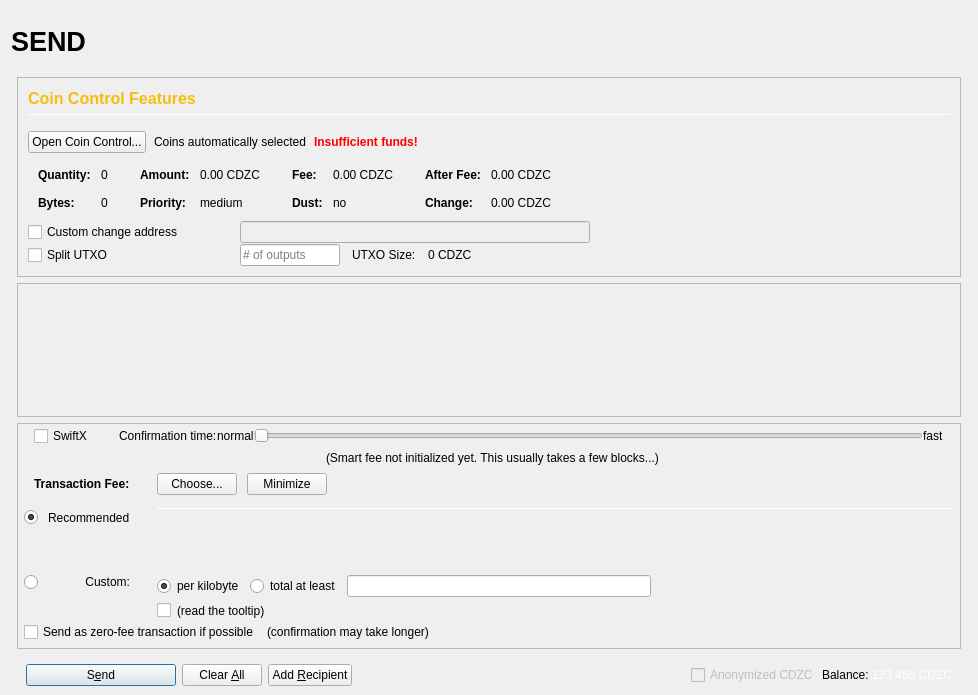
This is src/qt/forms/sendcoinsdialog.ui in PBiX-Devs/NewWORM as Qt 5 draws it before an edit. The edited form follows.
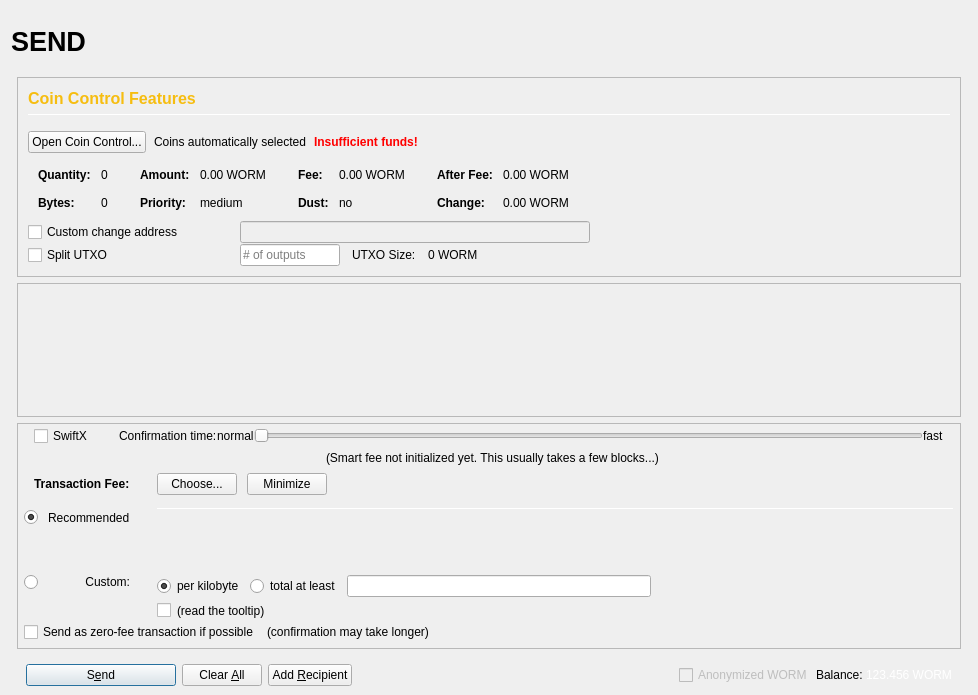
This is the edited form. Icons and pictures are not drawn. Custom widgets are drawn as their Qt base class.

Patch:
```diff
--- a/src/qt/forms/sendcoinsdialog.ui
+++ b/src/qt/forms/sendcoinsdialog.ui
@@ -493,7 +493,7 @@
                         <enum>Qt::ActionsContextMenu</enum>
                        </property>
                        <property name="text">
-                        <string notr="true">0.00 CDZC</string>
+                        <string notr="true">0.00 WORM</string>
                        </property>
                        <property name="textInteractionFlags">
                         <set>Qt::LinksAccessibleByMouse|Qt::TextSelectableByKeyboard|Qt::TextSelectableByMouse</set>
@@ -573,7 +573,7 @@
                         <enum>Qt::ActionsContextMenu</enum>
                        </property>
                        <property name="text">
-                        <string notr="true">0.00 CDZC</string>
+                        <string notr="true">0.00 WORM</string>
                        </property>
                        <property name="textInteractionFlags">
                         <set>Qt::LinksAccessibleByMouse|Qt::TextSelectableByKeyboard|Qt::TextSelectableByMouse</set>
@@ -653,7 +653,7 @@
                         <enum>Qt::ActionsContextMenu</enum>
                        </property>
                        <property name="text">
-                        <string notr="true">0.00 CDZC</string>
+                        <string notr="true">0.00 WORM</string>
                        </property>
                        <property name="textInteractionFlags">
                         <set>Qt::LinksAccessibleByMouse|Qt::TextSelectableByKeyboard|Qt::TextSelectableByMouse</set>
@@ -682,7 +682,7 @@
                         <enum>Qt::ActionsContextMenu</enum>
                        </property>
                        <property name="text">
-                        <string notr="true">0.00 CDZC</string>
+                        <string notr="true">0.00 WORM</string>
                        </property>
                        <property name="textInteractionFlags">
                         <set>Qt::LinksAccessibleByMouse|Qt::TextSelectableByKeyboard|Qt::TextSelectableByMouse</set>
@@ -849,7 +849,7 @@
                 <item>
                  <widget class="QLabel" name="labelBlockSize">
                   <property name="text">
-                   <string>0 CDZC</string>
+                   <string>0 WORM</string>
                   </property>
                  </widget>
                 </item>
@@ -1714,7 +1714,7 @@
                 <bool>false</bool>
                </property>
                <property name="text">
-                <string>Anonymized CDZC</string>
+                <string>Anonymized WORM</string>
                </property>
               </widget>
              </item>
@@ -1740,7 +1740,7 @@
                      <string notr="true">color:#ffffff;</string>
                 </property>
                <property name="text">
-                <string notr="true">123.456 CDZC</string>
+                <string notr="true">123.456 WORM</string>
                </property>
                <property name="textInteractionFlags">
                 <set>Qt::LinksAccessibleByMouse|Qt::TextSelectableByKeyboard|Qt::TextSelectableByMouse</set>
```
Left out of the diff: 20 changed lines with no effect on the pictures.
